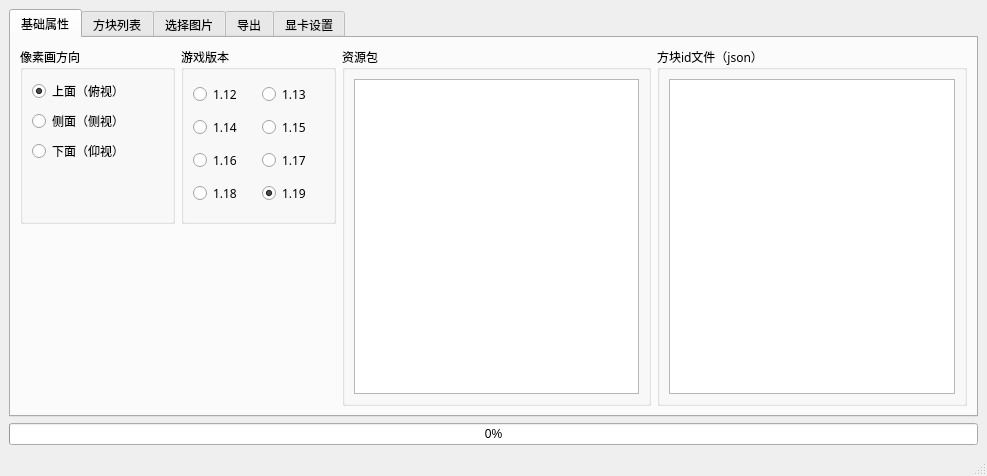
Qt form VisualCraft/VCWind.ui (SlopeCraft/SlopeCraft) before a commit.
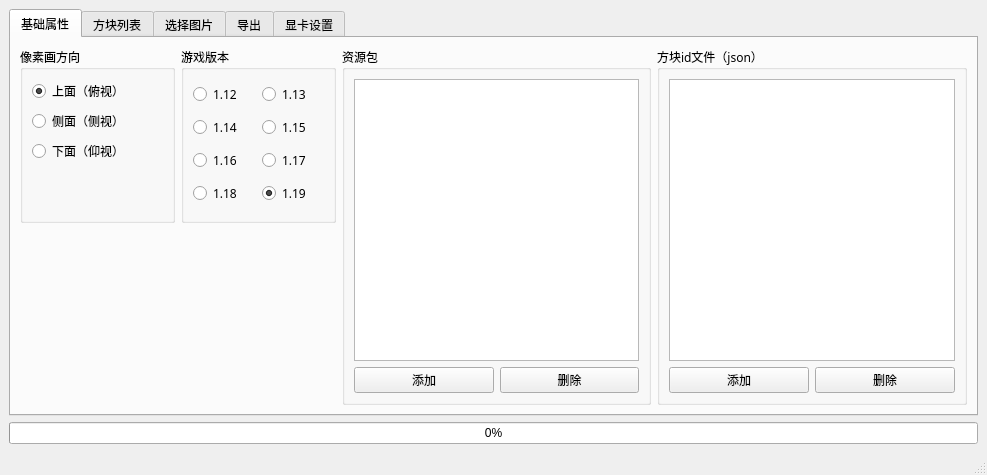
The same form after that commit.

```diff
--- a/VisualCraft/VCWind.ui
+++ b/VisualCraft/VCWind.ui
@@ -10,7 +10,7 @@
     <x>0</x>
     <y>0</y>
     <width>987</width>
-    <height>476</height>
+    <height>475</height>
    </rect>
   </property>
   <property name="font">
@@ -175,11 +175,37 @@
              <string>方块id文件（json）</string>
             </property>
             <layout class="QGridLayout" name="gridLayout_9">
-             <item row="0" column="0">
-              <widget class="QListView" name="lv_bls">
+             <item row="1" column="1">
+              <widget class="QPushButton" name="pb_remove_bsl">
+               <property name="text">
+                <string>删除</string>
+               </property>
+              </widget>
+             </item>
+             <item row="1" column="0">
+              <widget class="QPushButton" name="pb_add_bsl">
+               <property name="text">
+                <string>添加</string>
+               </property>
+              </widget>
+             </item>
+             <item row="0" column="0" colspan="2">
+              <widget class="QListWidget" name="lw_bsl">
+               <property name="dragDropMode">
+                <enum>QAbstractItemView::InternalMove</enum>
+               </property>
+               <property name="selectionMode">
+                <enum>QAbstractItemView::ExtendedSelection</enum>
+               </property>
                <property name="movement">
                 <enum>QListView::Snap</enum>
                </property>
+               <property name="layoutMode">
+                <enum>QListView::Batched</enum>
+               </property>
+               <property name="viewMode">
+                <enum>QListView::ListMode</enum>
+               </property>
               </widget>
              </item>
             </layout>
@@ -197,11 +223,46 @@
              <string>资源包</string>
             </property>
             <layout class="QGridLayout" name="gridLayout_8">
-             <item row="0" column="0">
-              <widget class="QListView" name="lv_rp">
+             <item row="1" column="0">
+              <widget class="QPushButton" name="pb_add_rp">
+               <property name="text">
+                <string>添加</string>
+               </property>
+              </widget>
+             </item>
+             <item row="1" column="1">
+              <widget class="QPushButton" name="pb_remove_rp">
+               <property name="text">
+                <string>删除</string>
+               </property>
+              </widget>
+             </item>
+             <item row="0" column="0" colspan="2">
+              <widget class="QListWidget" name="lw_rp">
+               <property name="dragEnabled">
+                <bool>true</bool>
+               </property>
+               <property name="dragDropMode">
+                <enum>QAbstractItemView::InternalMove</enum>
+               </property>
+               <property name="selectionMode">
+                <enum>QAbstractItemView::ExtendedSelection</enum>
+               </property>
+               <property name="iconSize">
+                <size>
+                 <width>16</width>
+                 <height>16</height>
+                </size>
+               </property>
                <property name="movement">
                 <enum>QListView::Snap</enum>
                </property>
+               <property name="layoutMode">
+                <enum>QListView::Batched</enum>
+               </property>
+               <property name="viewMode">
+                <enum>QListView::ListMode</enum>
+               </property>
               </widget>
              </item>
             </layout>
```
Left out of the diff: 23 changed lines with no effect on the pictures.
